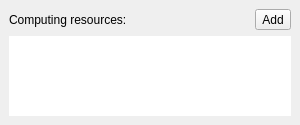
Above: python/soma/workflow/gui/sw_mini.ui from populse/soma-workflow before the change. Below: the same form after it.
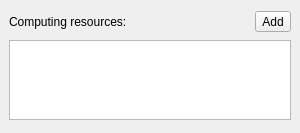
That is the form after the change.

Commit message: Adds mini widget to select the resource.

```diff
--- a/python/soma/workflow/gui/sw_mini.ui
+++ b/python/soma/workflow/gui/sw_mini.ui
@@ -7,7 +7,7 @@
     <x>0</x>
     <y>0</y>
     <width>300</width>
-    <height>115</height>
+    <height>133</height>
    </rect>
   </property>
   <property name="sizePolicy">
@@ -75,7 +75,7 @@
       </size>
      </property>
      <property name="frameShape">
-      <enum>QFrame::NoFrame</enum>
+      <enum>QFrame::StyledPanel</enum>
      </property>
      <property name="editTriggers">
       <set>QAbstractItemView::NoEditTriggers</set>
```
The commit also changes 2 other files.
